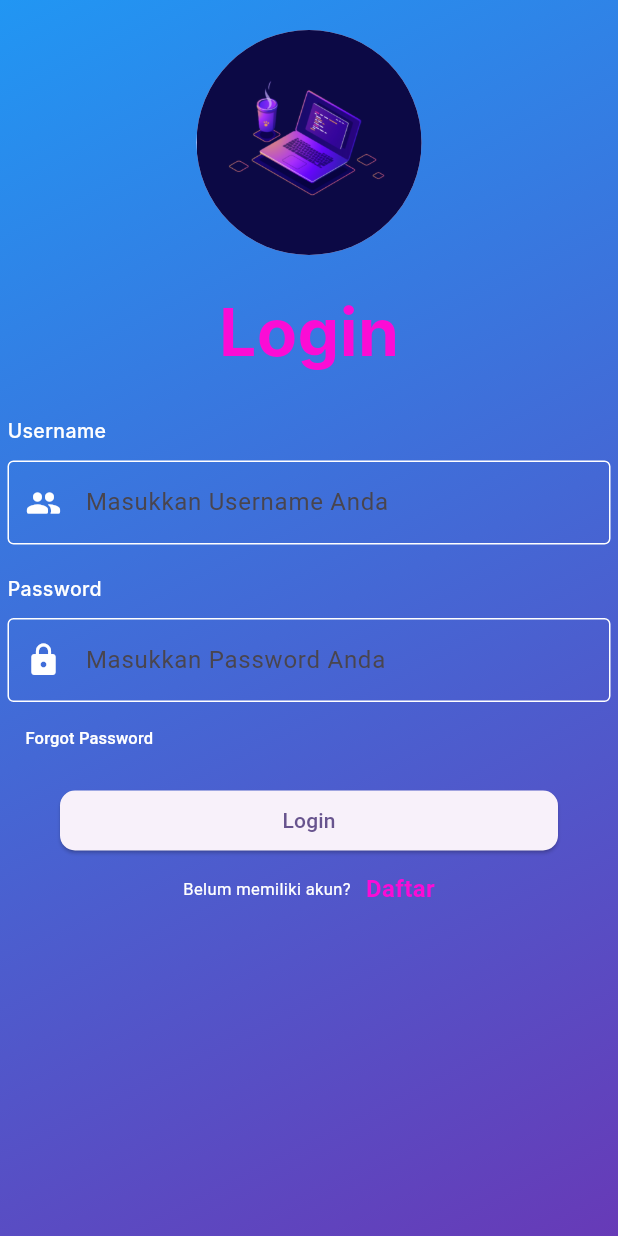
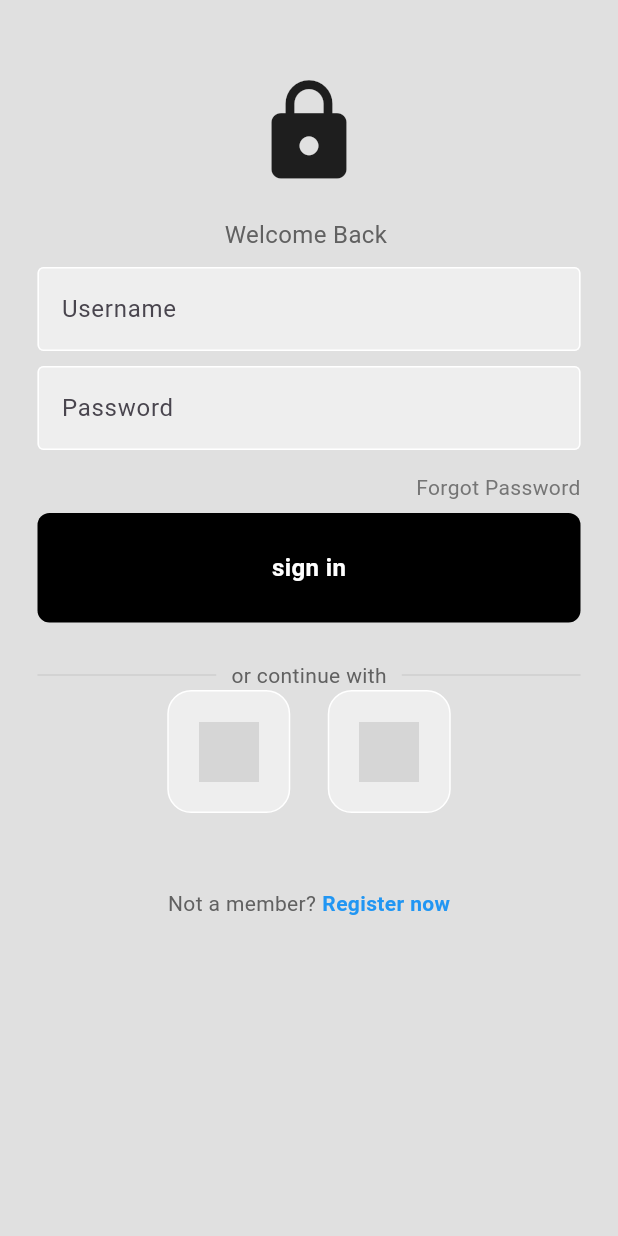
Before and after one commit to zelphyx/tugasflutter, a Flutter app: the screen it shows after launch, on a phone screen of 412 x 824 dp. Run offline on Flutter 3.47's test engine with Material 2 defaults, Android fonts, the phone set to English and light mode, and no system bars; Roboto replaces fonts that are missing (Inter); grey boxes are pictures that could not be loaded.

Commit message:
navigator[AN]loginpage

```diff
--- a/lib/component/my_button.dart
+++ b/lib/component/my_button.dart
@@ -0,0 +1,37 @@
+import 'package:flutter/material.dart';
+
+class MyButton extends StatefulWidget {
+
+  final Function()? onTap;
+
+  const MyButton({Key? key, required,this.onTap}) : super(key: key);
+
+@override
+State<MyButton> createState() => _MyButtonState();
+}
+
+class _MyButtonState extends State<MyButton> {
+  @override
+  Widget build(BuildContext context) {
+    return GestureDetector(
+      onTap: widget.onTap,
+      child: Container(
+        padding: const EdgeInsets.all(25),
+        margin: const EdgeInsets.symmetric(horizontal: 25),
+        decoration: BoxDecoration(
+          color: Colors.black,
+          borderRadius: BorderRadius.circular(8),
+
+        ),
+        child: const Center(
+            child: Text("sign in",
+              style: TextStyle(
+                color: Colors.white,
+                fontWeight: FontWeight.bold,
+                fontSize: 16,
+              ),)
+        ),
+      ),
+    );
+  }
+}
--- a/lib/component/my_textfield.dart
+++ b/lib/component/my_textfield.dart
@@ -0,0 +1,41 @@
+import 'package:flutter/material.dart';
+
+class MyTextField extends StatefulWidget {
+  final controller;
+  final String hintext;
+  final bool obsecuretext;
+
+  const MyTextField({
+    Key? key, // Add Key? here
+    required this.controller,
+    required this.hintext,
+    required this.obsecuretext,
+  }) : super(key: key); // Add the required keyword here
+
+  @override
+  State<MyTextField> createState() => _MyTextFieldState();
+}
+
+class _MyTextFieldState extends State<MyTextField> {
+  @override
+  Widget build(BuildContext context) {
+    return Padding(
+      padding: const EdgeInsets.symmetric(horizontal: 25.0),
+      child: TextField(
+        controller: widget.controller,
+        obscureText: widget.obsecuretext,
+        decoration: InputDecoration(
+          hintText: widget.hintext,
+          enabledBorder: OutlineInputBorder(
+            borderSide: BorderSide(color: Colors.white),
+          ),
+          focusedBorder: OutlineInputBorder(
+              borderSide: BorderSide(color: Colors.grey.shade400)
+          ),
+          fillColor: Colors.grey.shade200,
+          filled: true,
+        ),
+      ),
+    );
+  }
+}
--- a/lib/component/square_tile.dart
+++ b/lib/component/square_tile.dart
@@ -0,0 +1,25 @@
+import 'package:flutter/material.dart';
+
+class SquareTile extends StatelessWidget {
+  final String imagePath;
+  const SquareTile({
+    super.key,
+    required this.imagePath,
+  });
+
+  @override
+  Widget build(BuildContext context) {
+    return Container(
+      padding: EdgeInsets.all(20),
+      decoration: BoxDecoration(
+        border: Border.all(color: Colors.white),
+        borderRadius: BorderRadius.circular(16),
+        color: Colors.grey[200],
+      ),
+      child: Image.asset(
+        imagePath,
+        height: 40,
+      ),
+    );
+  }
+}
--- a/lib/login.dart
+++ b/lib/login.dart
@@ -1,4 +1,5 @@
 import 'package:flutter/material.dart';
+import 'package:loginfigma/register.dart';
 
 import 'main.dart';
 
@@ -130,7 +131,12 @@ class _loginState extends State<login> {
                 children: [
                   Expanded(
                     child: ElevatedButton(
-                      onPressed: () {},
+                      onPressed: () {
+                        Navigator.push(
+                          context,
+                          MaterialPageRoute(builder: (context) => register()),
+                        );
+                      },
                       style: ElevatedButton.styleFrom(
                         shape: RoundedRectangleBorder(
                           borderRadius: BorderRadius.circular(10),
--- a/lib/main.dart
+++ b/lib/main.dart
@@ -1,5 +1,6 @@
 import 'package:flutter/material.dart';
 import 'package:loginfigma/login.dart';
+import 'package:loginfigma/register.dart';
 
 void main() {
   runApp(const MyApp());
@@ -50,7 +51,7 @@ class MyApp extends StatelessWidget {
         colorScheme: ColorScheme.fromSeed(seedColor: Colors.deepPurple),
         useMaterial3: true,
       ),
-      home: const login(),
+      home:  register(),
     );
   }
 }
--- a/lib/register.dart
+++ b/lib/register.dart
@@ -0,0 +1,149 @@
+import 'package:flutter/material.dart';
+import 'package:loginfigma/component/my_button.dart';
+import 'package:loginfigma/component/my_textfield.dart';
+
+import 'component/square_tile.dart';
+
+class register extends StatefulWidget {
+  register({Key? key}) : super(key: key);
+
+  // Text editing
+  final TextEditingController usernameController = TextEditingController();
+  final TextEditingController passwordController = TextEditingController();
+
+  void signUserIn() {
+    // Implement your sign in logic here
+  }
+
+  @override
+  State<register> createState() => _registersState();
+}
+
+class _registersState extends State<register> {
+  @override
+  Widget build(BuildContext context) {
+    return Scaffold(
+      backgroundColor: Colors.grey[300],
+      body: SafeArea(
+        child: Center(
+          child: Column(
+            children: [
+              const SizedBox(height: 50),
+              // Logo
+              Icon(
+                Icons.lock,
+                size: 75,
+              ),
+              SizedBox(height: 20),
+              // Welcome back
+              Text(
+                'Welcome Back ',
+                style: TextStyle(
+                  color: Colors.grey[700],
+                  fontSize: 16,
+                ),
+              ),
+              // Username
+              Padding(
+                padding: const EdgeInsets.symmetric(vertical: 10.0),
+                child: MyTextField(
+                  controller: widget.usernameController, // Use the widget's controller
+                  hintext: 'Username', // Provide hint text
+                  obsecuretext: false, // Specify if the text is obscured
+                ),
+              ),
+              // Password
+              MyTextField(
+                controller: widget.passwordController, // Use the widget's controller
+                hintext: 'Password', // Provide hint text
+                obsecuretext: true, // Specify if the text is obscured
+              ),
+              const SizedBox(height: 10,),
+              // Forgot
+              Padding(
+                padding: const EdgeInsets.only(right: 25.0,top: 5,bottom: 7),
+                child: Row(
+                  mainAxisAlignment: MainAxisAlignment.end,
+                  children: [
+                    Text(
+                      'Forgot Password',
+                      style: TextStyle(color: Colors.grey[600]),
+                    ),
+                  ],
+                ),
+              ),
+              // Sign in button
+              MyButton(
+                onTap: widget.signUserIn, // Assign the function reference
+              ),
+              SizedBox(height: 25,),
+
+              Padding(
+                padding: const EdgeInsets.symmetric(horizontal: 25.0),
+                child: Row(
+                  children: [
+                    Expanded(child: Divider(
+                      thickness: 0.5,
+                      color: Colors.grey[400],
+                    ),
+                    ),
+                    Padding(
+                        padding: const EdgeInsets.symmetric(horizontal: 10.0),
+                        child: Text('or continue with',
+                          style: TextStyle(color: Colors.grey[700]),
+                        )
+
+                    ),
+
+                    Expanded(child: Divider(
+                      thickness: 0.5,
+                      color: Colors.grey[400],
+                    ),
+                    ),
+
+                  ],
+                ),
+              ),
+              Row(
+                mainAxisAlignment: MainAxisAlignment.center,
+                children: const [
+                  // google button
+                  SquareTile(imagePath: 'asset/google.png',),
+
+                  SizedBox(width: 25),
+
+                  // apple button
+                  SquareTile(imagePath: 'asset/apple.png')
+                ],
+              ),
+
+              const SizedBox(height: 50),
+
+              // not a member? register now
+              Row(
+                mainAxisAlignment: MainAxisAlignment.center,
+                children: [
+                  Text(
+                    'Not a member?',
+                    style: TextStyle(color: Colors.grey[700]),
+                  ),
+                  const SizedBox(width: 4),
+                  const Text(
+                    'Register now',
+                    style: TextStyle(
+                      color: Colors.blue,
+                      fontWeight: FontWeight.bold,
+                    ),
+                  ),
+                ],
+              )
+
+              // Google button
+              // Other buttons
+            ],
+          ),
+        ),
+      ),
+    );
+  }
+}
```
